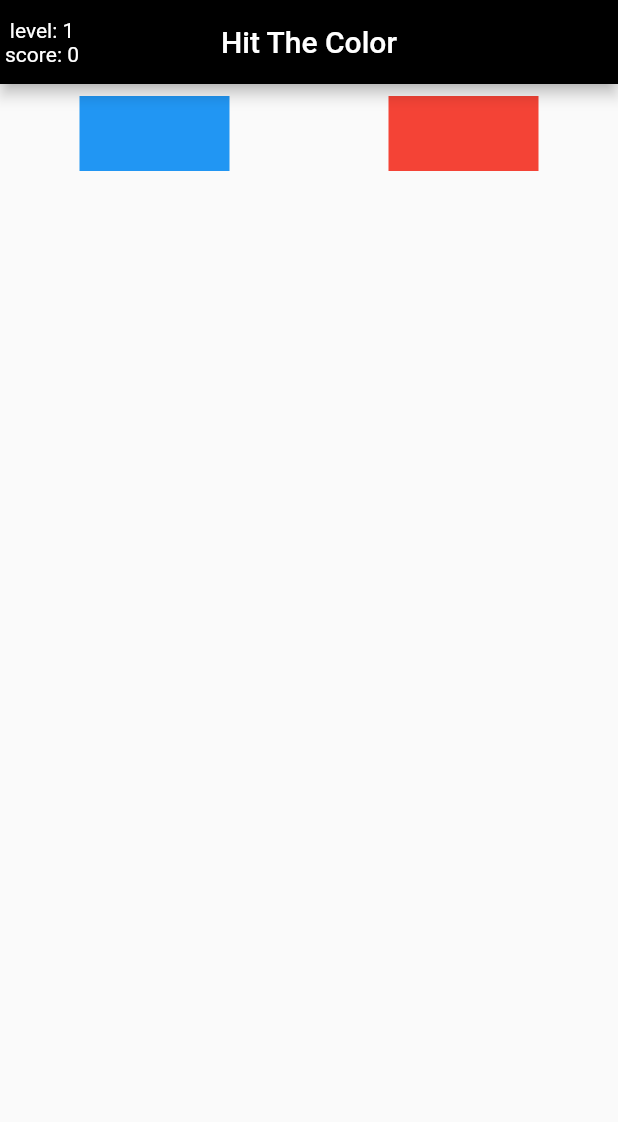
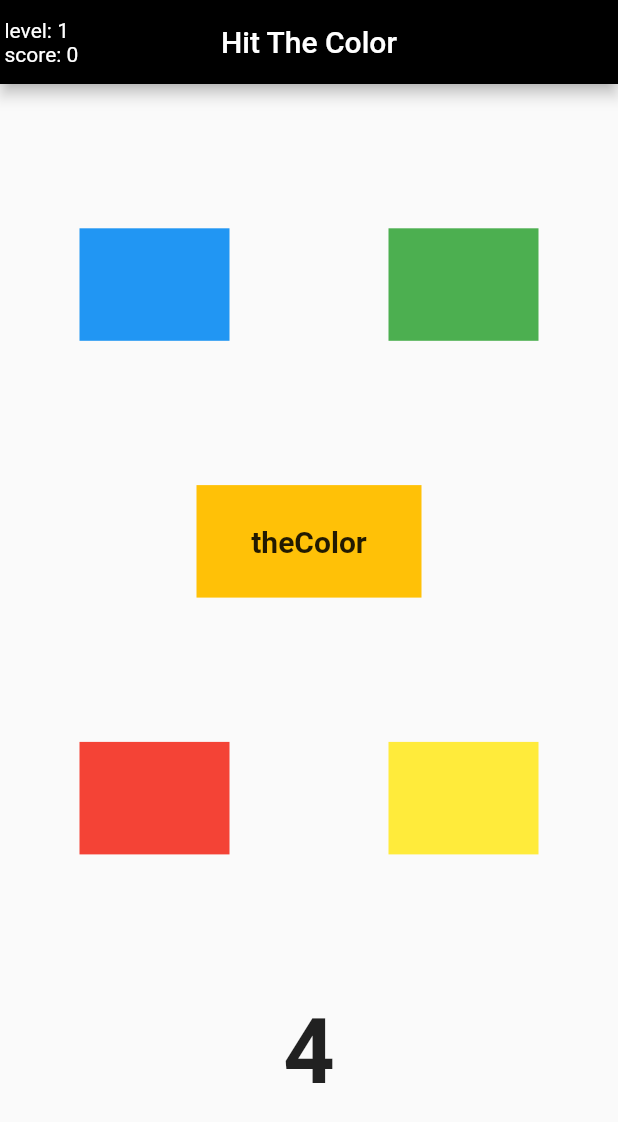
Before and after one commit to Zwennsch/Hit-the-color-Flutter, a Flutter app: the screen it shows after launch, after a tap on "START", on a phone screen of 412 x 824 dp. Shown: the top 1122 px of the screen. Run offline on Flutter 3.47's test engine with Material 2 defaults, Android fonts, the phone set to English and light mode, and no system bars.

Commit message:
added colorHandler and updated playscreen

```diff
--- /dev/null
+++ b/lib/backend/color_handler.dart
@@ -0,0 +1,42 @@
+import 'package:flutter/material.dart';
+
+enum MyButtonColor { blue, green, red, yellow }
+
+class ColorHandler {
+  static List<MyButtonColor> myColors = [
+    MyButtonColor.blue,
+    MyButtonColor.green,
+    MyButtonColor.red,
+    MyButtonColor.yellow
+  ];
+
+//  static List<MyButtonColor> get colorList{
+//    return myColors;
+//  }
+
+  static Color getButtonColor(MyButtonColor color) {
+    if (color == MyButtonColor.blue)
+      return Colors.blue;
+    else if (color == MyButtonColor.red)
+      return Colors.red;
+    else if (color == MyButtonColor.green)
+      return Colors.green;
+    else
+      return Colors.yellow;
+  }
+
+  static String getButtonColorName(MyButtonColor color) {
+    if (color == MyButtonColor.blue)
+      return "BLUE";
+    else if (color == MyButtonColor.red)
+      return "RED";
+    else if (color == MyButtonColor.green)
+      return "GREEN";
+    else
+      return "YELLOW";
+  }
+
+   static void shuffleList() {
+    myColors.shuffle();
+  }
+}
--- a/lib/route_generator.dart
+++ b/lib/route_generator.dart
@@ -1,4 +1,5 @@
 import 'package:flutter/material.dart';
+import 'package:hit_the_color/screens/over_screen.dart';
 import 'package:hit_the_color/screens/play_screen.dart';
 import 'package:hit_the_color/screens/start_screen.dart';
 
@@ -12,6 +13,9 @@ class RouteGenerator {
 
       case "/play":
         return MaterialPageRoute(builder: (_) => PlayScreen());
+
+      case "/over":
+        return MaterialPageRoute(builder: (_) => OverScreen());
 
       default:
         return _errRoute();
--- a/lib/screens/play_screen.dart
+++ b/lib/screens/play_screen.dart
@@ -1,4 +1,7 @@
+import 'dart:async';
+
 import 'package:flutter/material.dart';
+import 'package:hit_the_color/backend/color_handler.dart';
 
 class PlayScreen extends StatefulWidget {
   @override
@@ -8,23 +11,56 @@ class PlayScreen extends StatefulWidget {
 class _PlayScreenState extends State<PlayScreen> {
   int score = 0;
   int level = 1;
+  List<MyButtonColor> currentColors;
+  Timer _timer;
+  bool _gameOver = false;
+  int counter = 5;
+
+  void startCounter() {
+    if (_timer != null) {
+      _timer.cancel();
+    }
+    _timer = Timer.periodic(Duration(seconds: 1), (timer) {
+      setState(() {
+        if (counter <= 0) {
+          _gameOver = true;
+          _timer.cancel();
+          Navigator.of(context).pushNamed("/over");
+        } else {
+          counter--;
+        }
+      });
+    });
+  }
+
   @override
   Widget build(BuildContext context) {
+    currentColors = ColorHandler.myColors;
+    startCounter();
     return Scaffold(
       appBar: AppBar(
         backgroundColor: Colors.black,
         centerTitle: true,
         title: Text("Hit The Color"),
-        leading: Column(
-          mainAxisAlignment: MainAxisAlignment.center,
+        leading: Row(
           children: [
-            Text("level: $level"),
-            Text("score: $score"),
+            SizedBox(
+              width: 3,
+            ),
+            Column(
+              mainAxisAlignment: MainAxisAlignment.center,
+              crossAxisAlignment: CrossAxisAlignment.start,
+              children: [
+                Text("level: $level"),
+                Text("score: $score"),
+              ],
+            ),
           ],
         ),
       ),
       body: Container(
         child: Column(
+          mainAxisAlignment: MainAxisAlignment.spaceEvenly,
           children: [
             Row(
               mainAxisAlignment: MainAxisAlignment.spaceAround,
@@ -35,8 +71,8 @@ class _PlayScreenState extends State<PlayScreen> {
                   },
                   child: Container(
                     width: 100,
-                    height: 50,
-                    color: Colors.blue,
+                    height: 75,
+                    color: ColorHandler.getButtonColor(currentColors[0]),
                   ),
                 ),
                 TextButton(
@@ -44,12 +80,54 @@ class _PlayScreenState extends State<PlayScreen> {
                     print("pressed");
                   },
                   child: Container(
-                    width: 100,
-                    height: 50,
-                    color: Colors.red,
-                  ),
+                      width: 100,
+                      height: 75,
+                      color: ColorHandler.getButtonColor(currentColors[1])),
                 )
               ],
+            ),
+            Center(
+              child: Container(
+                width: 150,
+                height: 75,
+                color: Colors.amber,
+                child: Center(
+                  child: Text(
+                    "theColor",
+                    style: TextStyle(fontSize: 20, fontWeight: FontWeight.bold),
+                  ),
+                ),
+              ),
+            ),
+            Row(
+              mainAxisAlignment: MainAxisAlignment.spaceAround,
+              children: [
+                TextButton(
+                  onPressed: () {
+                    print("pressed");
+                  },
+                  child: Container(
+                    width: 100,
+                    height: 75,
+                    color: ColorHandler.getButtonColor(currentColors[2]),
+                  ),
+                ),
+                TextButton(
+                  onPressed: () {
+                    print("pressed");
+                  },
+                  child: Container(
+                      width: 100,
+                      height: 75,
+                      color: ColorHandler.getButtonColor(currentColors[3])),
+                )
+              ],
+            ),
+            Center(
+              child: Text(
+                counter.toString(),
+                style: TextStyle(fontSize: 60, fontWeight: FontWeight.bold),
+              ),
             )
           ],
         ),
```
Also changed, not shown: lib/main.dart (+0 -47 lines), lib/screens/over_screen.dart (added, +16 -0 lines).
